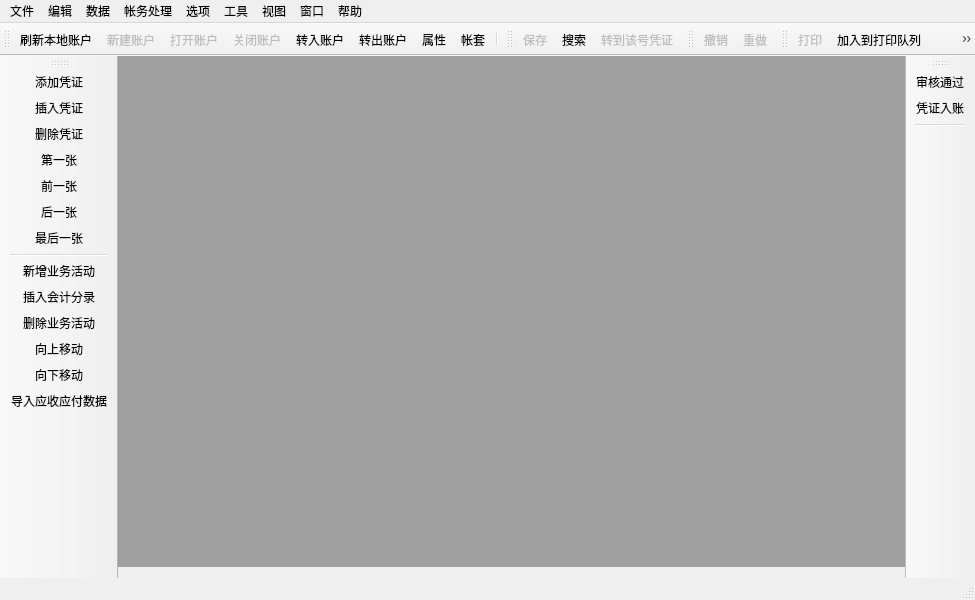
wangkungit5905/PzAssistant, file forms/mainwindow.ui: the form before one commit.
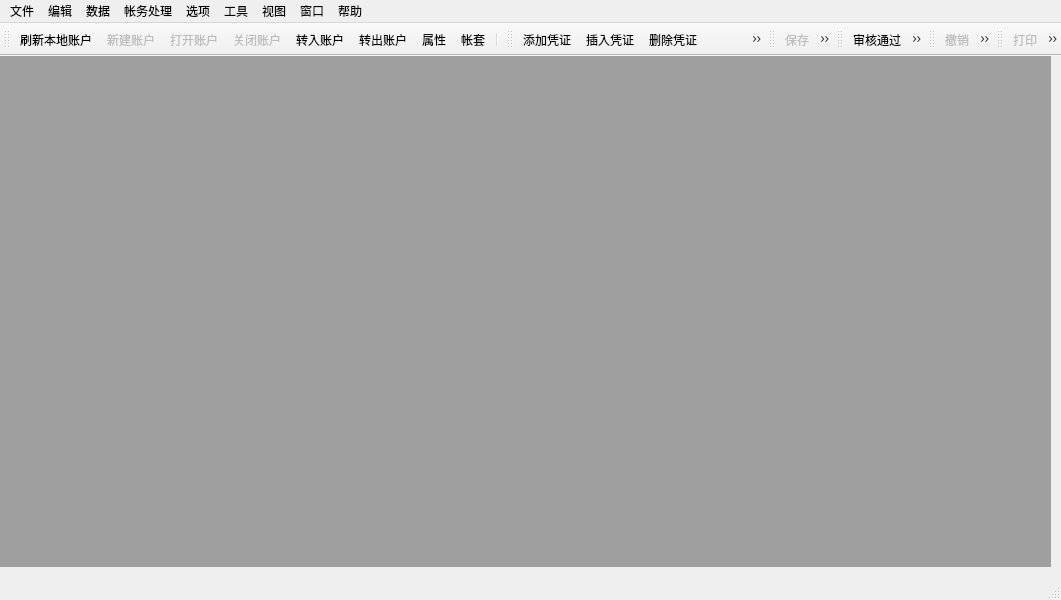
The form after the commit. Icons and pictures are not drawn. Custom widgets are drawn as their Qt base class.

Patch:
```diff
--- a/forms/mainwindow.ui
+++ b/forms/mainwindow.ui
@@ -6,7 +6,7 @@
    <rect>
     <x>0</x>
     <y>0</y>
-    <width>975</width>
+    <width>1061</width>
     <height>600</height>
    </rect>
   </property>
@@ -22,7 +22,7 @@
      <rect>
       <x>0</x>
       <y>0</y>
-      <width>901</width>
+      <width>1051</width>
       <height>511</height>
      </rect>
     </property>
@@ -33,8 +33,8 @@
     <rect>
      <x>0</x>
      <y>0</y>
-     <width>975</width>
-     <height>24</height>
+     <width>1061</width>
+     <height>20</height>
     </rect>
    </property>
    <widget class="QMenu" name="mnufile">
@@ -249,7 +249,7 @@
     <string>toolBar_2</string>
    </property>
    <attribute name="toolBarArea">
-    <enum>LeftToolBarArea</enum>
+    <enum>TopToolBarArea</enum>
    </attribute>
    <attribute name="toolBarBreak">
     <bool>false</bool>
@@ -288,7 +288,7 @@
     <string>toolBar</string>
    </property>
    <attribute name="toolBarArea">
-    <enum>RightToolBarArea</enum>
+    <enum>TopToolBarArea</enum>
    </attribute>
    <attribute name="toolBarBreak">
     <bool>false</bool>
```
